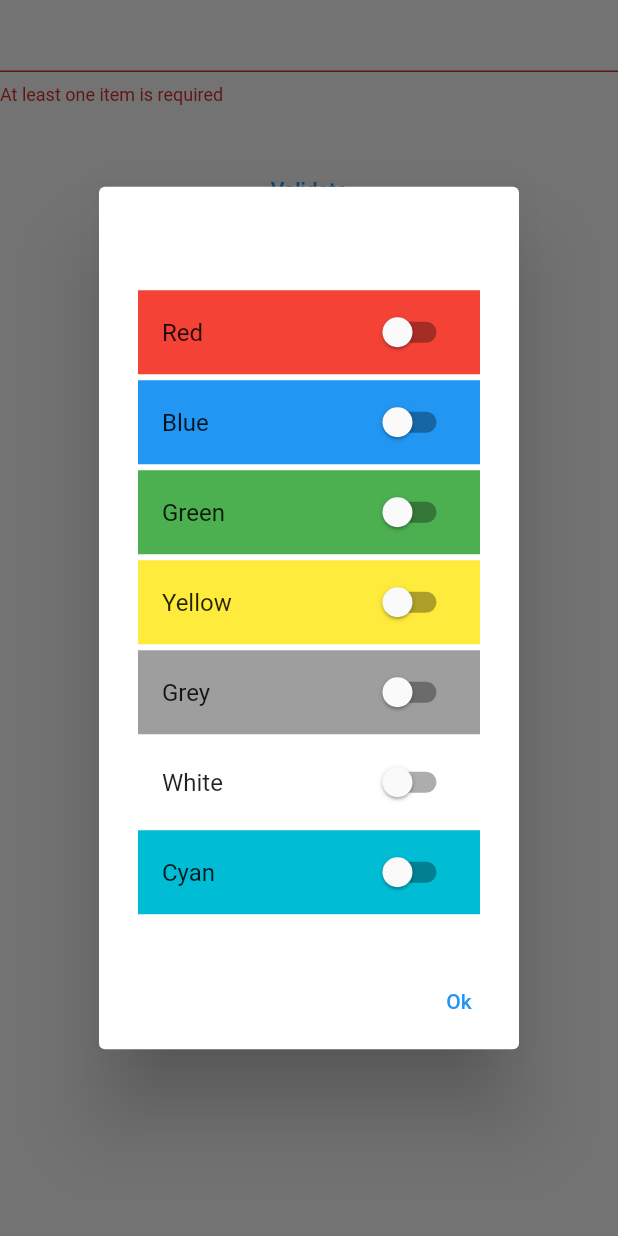
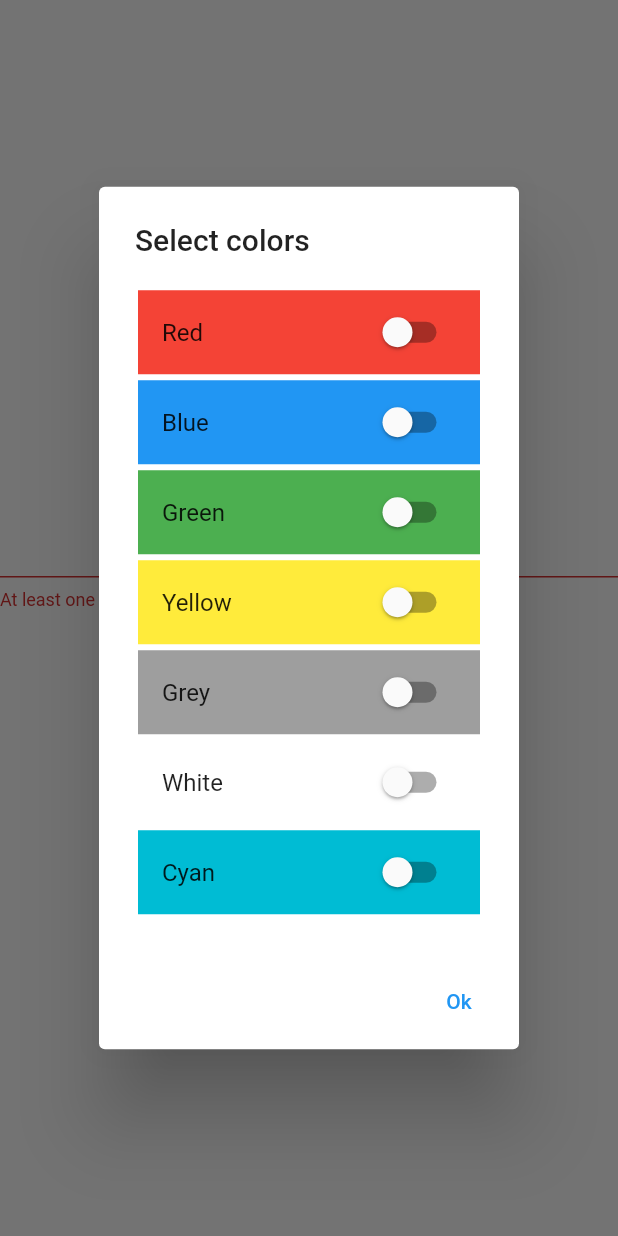
Before and after one commit to LeonardoJRibeiro/multi_select_form_field, a Flutter app: the screen it shows after launch, after a tap on "Validate", after a tap on "At least one item is required", on a phone screen of 412 x 824 dp. Run offline on Flutter 3.47's test engine with Material 2 defaults, Android fonts, the phone set to English and light mode, and no system bars.

Commit message:
correções

```diff
--- a/example/lib/main.dart
+++ b/example/lib/main.dart
@@ -34,9 +34,11 @@ class _ExampleState extends State<Example> {
       ),
       home: Scaffold(
         body: SafeArea(
+          child: Center(
             child: Form(
               key: formKey,
               child: Column(
+                mainAxisSize: MainAxisSize.min,
                 children: [
                   MultiSelectFormField<ColorModel>(
                     title: 'Select colors',
@@ -68,7 +70,10 @@ class _ExampleState extends State<Example> {
                     padding: const EdgeInsets.all(8.0),
                     child: ValueListenableBuilder<List<ColorModel>>(
                       valueListenable: colorsController,
-                    builder: (context, value, child) => Text(''),
+                      builder: (context, colorsSelected, child) => Text(
+                          'Colors selected: ${[
+                        for (final v in colorsSelected) v.name
+                      ]}'),
                     ),
                   ),
                   TextButton(
@@ -78,6 +83,7 @@ class _ExampleState extends State<Example> {
                     child: const Text('Validate'),
                   ),
                 ],
+              ),
             ),
           ),
         ),
--- a/lib/widgets/multi_select_form_field.dart
+++ b/lib/widgets/multi_select_form_field.dart
@@ -75,9 +75,7 @@ class MultiSelect<T> extends StatefulWidget {
   final List<T> itens;
   final Function(List<T> itens)? onChanged;
   final FormFieldState<T> field;
-
   final String? textConfirm;
-
   final String? title;
 
   @override
@@ -123,6 +121,8 @@ class _MultiSelectState<T> extends State<MultiSelect<T>> {
             field: widget.field,
             itemTileBuilder: widget.itemTileBuilder,
             onChanged: widget.onChanged,
+            title: widget.title,
+            textConfirm: widget.textConfirm,
           ),
         );
       },
```
Also changed, not shown: 2 other files. Lines whose indentation alone changed are shown as unchanged.
